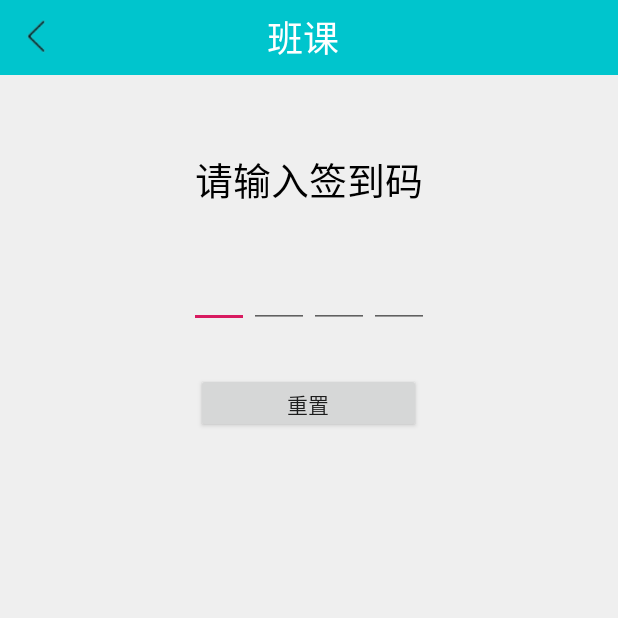
After one commit to williamwu1996/CloudClass, an Android app: the Teacher_checkin_code screen opened directly, with no data from a screen before it, on a phone screen of 412 x 824 dp, the top half of it. The commit adds this screen. Run offline under Robolectric (Android 15) with nearby library versions, the phone set to English and light mode, and no system bars.

Commit message:
3.24 添加签到码UI，修复上传更新头像封面bug

```diff
--- a/app/src/main/java/com/activity/Checkin_main.java
+++ b/app/src/main/java/com/activity/Checkin_main.java
@@ -36,8 +36,10 @@ public class Checkin_main extends Activity {
             @Override
             public void onClick(View v) {
                 //进入开始签到页
-                Intent intent = new Intent(Checkin_main.this,Checkin_going.class);
-                startActivity(intent);
+//                Intent intent = new Intent(Checkin_main.this,Checkin_going.class);
+//                startActivity(intent);
+                Intent i = new Intent(Checkin_main.this,Teacher_checkin_code.class);
+                startActivity(i);
             }
         });
 
--- /dev/null
+++ b/app/src/main/java/com/activity/Teacher_checkin_code.java
@@ -0,0 +1,195 @@
+package com.activity;
+
+import android.app.Activity;
+import android.content.Intent;
+import android.os.Bundle;
+import android.text.Editable;
+import android.text.TextWatcher;
+import android.view.KeyEvent;
+import android.view.View;
+import android.widget.Button;
+import android.widget.EditText;
+import android.widget.Toast;
+import com.cloudclass.R;
+import java.util.regex.Matcher;
+import java.util.regex.Pattern;
+
+
+public class Teacher_checkin_code extends Activity {
+    EditText code1,code2,code3,code4;
+    Button back,reset;
+    @Override
+    protected void onCreate(Bundle savedInstanceState) {
+        super.onCreate(savedInstanceState);
+        setContentView(R.layout.teacher_checkin_code);
+        code1 = findViewById(R.id.teacher_checkin_code1);
+        code2 = findViewById(R.id.teacher_checkin_code2);
+        code3 = findViewById(R.id.teacher_checkin_code3);
+        code4 = findViewById(R.id.teacher_checkin_code4);
+        back = findViewById(R.id.teacher_checkin_code_back);
+        back.setOnClickListener(new View.OnClickListener() {
+            @Override
+            public void onClick(View v) {
+                finish();
+            }
+        });
+        reset = findViewById(R.id.teacher_checkin_code_reset);
+        reset.setOnClickListener(new View.OnClickListener() {
+            @Override
+            public void onClick(View v) {
+                code1.getText().clear();
+                code2.getText().clear();
+                code3.getText().clear();
+                code4.getText().clear();
+                code1.requestFocus();
+            }
+        });
+        code1.setFocusableInTouchMode(true);
+        code1.addTextChangedListener(new TextWatcher() {
+            @Override
+            public void beforeTextChanged(CharSequence s, int start, int count, int after) {
+
+            }
+
+            @Override
+            public void onTextChanged(CharSequence s, int start, int before, int count) {
+
+            }
+
+            @Override
+            public void afterTextChanged(Editable s) {
+                String num = code1.getText().toString();
+                Pattern p = Pattern.compile("[0-9]");
+                Matcher m = p.matcher(num);
+                if (m.matches()) {
+                    code2.requestFocus();
+                }else if(num.equals("")) {
+
+                }else{
+                    Toast.makeText(Teacher_checkin_code.this,"请输入数字",Toast.LENGTH_SHORT).show();
+                    code1.setText("");
+                }
+            }
+        });
+
+        code2.addTextChangedListener(new TextWatcher() {
+            @Override
+            public void beforeTextChanged(CharSequence s, int start, int count, int after) {
+
+            }
+
+            @Override
+            public void onTextChanged(CharSequence s, int start, int before, int count) {
+
+            }
+
+            @Override
+            public void afterTextChanged(Editable s) {
+                String num = code2.getText().toString();
+                Pattern p = Pattern.compile("[0-9]");
+                Matcher m = p.matcher(num);
+                if (m.matches()) {
+                    code3.requestFocus();
+                } else if(num.equals("")) {
+
+                }else{
+                    Toast.makeText(Teacher_checkin_code.this,"请输入数字",Toast.LENGTH_SHORT).show();
+                    code2.setText("");
+                }
+            }
+        });
+
+        code3.addTextChangedListener(new TextWatcher() {
+            @Override
+            public void beforeTextChanged(CharSequence s, int start, int count, int after) {
+
+            }
+
+            @Override
+            public void onTextChanged(CharSequence s, int start, int before, int count) {
+
+            }
+
+            @Override
+            public void afterTextChanged(Editable s) {
+                String num = code3.getText().toString();
+                Pattern p = Pattern.compile("[0-9]");
+                Matcher m = p.matcher(num);
+                if (m.matches()) {
+                    code4.requestFocus();
+                } else if(num.equals("")) {
+
+                }else{
+                    Toast.makeText(Teacher_checkin_code.this,"请输入数字",Toast.LENGTH_SHORT).show();
+                    code3.setText("");
+                }
+            }
+        });
+
+        code4.addTextChangedListener(new TextWatcher() {
+            @Override
+            public void beforeTextChanged(CharSequence s, int start, int count, int after) {
+
+            }
+
+            @Override
+            public void onTextChanged(CharSequence s, int start, int before, int count) {
+
+            }
+
+            @Override
+            public void afterTextChanged(Editable s) {
+                String num = code4.getText().toString();
+                Pattern p = Pattern.compile("[0-9]");
+                Matcher m = p.matcher(num);
+                if (m.matches()) {
+                    String txcode = code1.getText().toString()+code2.getText().toString()+code3.getText().toString()+code4.getText().toString();
+                    Intent intent =  new Intent(Teacher_checkin_code.this,Checkin_going.class);
+                    startActivity(intent);
+                }else{
+                    Toast.makeText(Teacher_checkin_code.this,"请输入数字",Toast.LENGTH_SHORT).show();
+                    code4.setText("");
+                }
+            }
+        });
+
+        code2.setOnKeyListener(new View.OnKeyListener() {
+            @Override
+            public boolean onKey(View v, int keyCode, KeyEvent event) {
+                if(keyCode == KeyEvent.KEYCODE_DEL && event.getAction() == KeyEvent.ACTION_DOWN){
+                    code1.getText().clear();
+                    code1.requestFocus();
+                }
+                return false;
+            }
+        });
+
+        code3.setOnKeyListener(new View.OnKeyListener() {
+            @Override
+            public boolean onKey(View v, int keyCode, KeyEvent event) {
+                if(keyCode == KeyEvent.KEYCODE_DEL && event.getAction() == KeyEvent.ACTION_DOWN){
+                    code2.getText().clear();
+                    code2.requestFocus();
+                }
+                return false;
+            }
+        });
+
+        code4.setOnKeyListener(new View.OnKeyListener() {
+            @Override
+            public boolean onKey(View v, int keyCode, KeyEvent event) {
+                if(keyCode == KeyEvent.KEYCODE_DEL && event.getAction() == KeyEvent.ACTION_DOWN){
+                    code3.getText().clear();
+                    code3.requestFocus();
+                }
+                return false;
+            }
+        });
+
+
+    }
+
+
+
+
+}
--- a/app/src/main/java/com/cloudclass/MainPage.java
+++ b/app/src/main/java/com/cloudclass/MainPage.java
@@ -40,6 +40,8 @@ import org.json.JSONArray;
 import org.json.JSONException;
 import org.json.JSONObject;
 
+import java.io.File;
+import java.io.FileOutputStream;
 import java.io.IOException;
 import java.io.InputStream;
 import java.util.ArrayList;
@@ -50,8 +52,11 @@ import java.util.Map;
 import okhttp3.Call;
 import okhttp3.Callback;
 import okhttp3.FormBody;
+import okhttp3.MediaType;
+import okhttp3.MultipartBody;
 import okhttp3.OkHttpClient;
 import okhttp3.Request;
+import okhttp3.RequestBody;
 import okhttp3.Response;
 
 public class MainPage extends AppCompatActivity implements View.OnClickListener{
--- /dev/null
+++ b/app/src/main/res/layout/teacher_checkin_code.xml
@@ -0,0 +1,115 @@
+<?xml version="1.0" encoding="utf-8"?>
+<LinearLayout
+    xmlns:android="http://schemas.android.com/apk/res/android"
+    xmlns:tools="http://schemas.android.com/tools"
+    android:layout_width="match_parent"
+    android:layout_height="match_parent"
+    android:orientation="vertical"
+    tools:context=".LoginActivity"
+    android:background="@color/colorlightgray"
+    >
+
+    <LinearLayout
+        android:id="@+id/class_linear"
+        xmlns:android="http://schemas.android.com/apk/res/android"
+        android:layout_width="match_parent"
+        android:layout_height="50dp"
+        android:background="@color/title_bg"
+        >
+
+        <Button
+            android:id="@+id/teacher_checkin_code_back"
+            android:layout_width="40dp"
+            android:layout_height="wrap_content"
+            android:layout_gravity="center"
+            android:layout_margin="5dp"
+            android:textSize="17sp"
+            android:background="@drawable/back"
+            android:textColor="@color/colorwhite"
+            />
+
+        <TextView
+            android:layout_width="0dp"
+            android:layout_marginLeft="40dp"
+            android:layout_height="wrap_content"
+            android:layout_gravity="center"
+            android:layout_weight="1"
+            android:gravity="center"
+            android:text="班课"
+            android:textSize="24sp"
+            android:textColor="@color/colorwhite"
+            />
+
+        <Button
+            android:layout_width="wrap_content"
+            android:layout_height="wrap_content"
+            android:layout_gravity="center"
+            android:layout_margin="5dp"
+            android:text="Edit"
+            android:visibility="invisible"/>
+
+    </LinearLayout>
+
+    <TextView
+        android:layout_width="wrap_content"
+        android:layout_height="wrap_content"
+        android:text="请输入签到码"
+        android:textColor="#000000"
+        android:textSize="25sp"
+        android:layout_gravity="center_horizontal"
+        android:layout_marginTop="50sp"/>
+
+    <LinearLayout
+        android:layout_width="match_parent"
+        android:layout_height="70dp"
+        android:orientation="horizontal"
+        android:layout_marginTop="20dp"
+        android:gravity="center_horizontal">
+
+        <EditText
+            android:id="@+id/teacher_checkin_code1"
+            android:layout_width="40dp"
+            android:layout_height="60dp"
+            android:textAlignment="center"
+            android:textSize="30dp"
+            android:maxLength="1"
+            android:text=""/>
+
+        <EditText
+            android:id="@+id/teacher_checkin_code2"
+            android:layout_width="40dp"
+            android:layout_height="60dp"
+            android:textAlignment="center"
+            android:textSize="30dp"
+            android:maxLength="1"
+            android:text=""/>
+
+        <EditText
+            android:id="@+id/teacher_checkin_code3"
+            android:layout_width="40dp"
+            android:layout_height="60dp"
+            android:textAlignment="center"
+            android:textSize="30dp"
+            android:maxLength="1"
+            android:text=""/>
+
+        <EditText
+            android:id="@+id/teacher_checkin_code4"
+            android:layout_width="40dp"
+            android:layout_height="60dp"
+            android:textAlignment="center"
+            android:textSize="30dp"
+            android:maxLength="1"
+            android:text=""/>
+
+    </LinearLayout>
+
+    <Button
+        android:id="@+id/teacher_checkin_code_reset"
+        android:layout_width="150dp"
+        android:layout_height="40dp"
+        android:text="重置"
+        android:layout_gravity="center_horizontal"
+        android:layout_marginTop="20dp"/>
+
+</LinearLayout>
```
Also changed, not shown: app/src/main/AndroidManifest.xml (+12 -0 lines), app/src/main/java/com/activity/Change_personal_info.java (+11 -7 lines), app/src/main/java/com/activity/Create_class_info.java (+29 -10 lines), app/src/main/java/com/activity/Student_checkin_code.java (added, +191 -0 lines), app/src/main/java/com/activity/Teacher_class_edit_detail.java (+4 -4 lines), app/src/main/res/layout/student_checkin_code.xml (added, +115 -0 lines).
